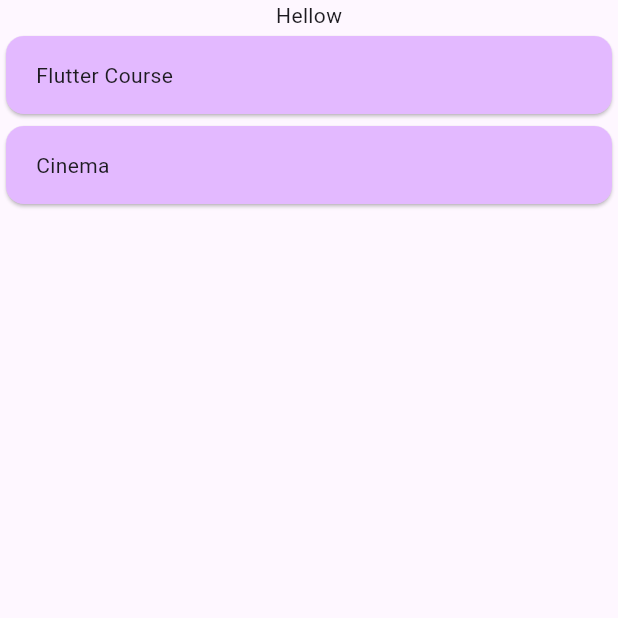
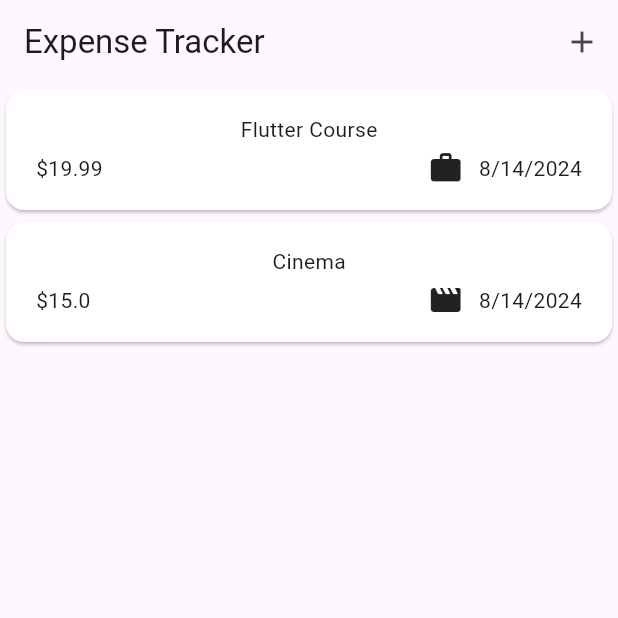
Before and after one commit to jemsarms/expense-tracker, a Flutter app: the screen it shows after launch, on a phone screen of 412 x 824 dp, the top half of it. Run offline on Flutter 3.47's test engine with Material 3 defaults, Android fonts, the phone set to English and light mode, and no system bars.

Commit message:
Added modal for adding expenses

```diff
--- a/lib/main.dart
+++ b/lib/main.dart
@@ -3,8 +3,9 @@
 
 void main() {
   runApp(
-    const MaterialApp(
-      home: Expenses(),
+    MaterialApp(
+      theme: ThemeData(useMaterial3: true),
+      home: const Expenses(),
     ),
   );
 }
--- a/lib/models/expense.dart
+++ b/lib/models/expense.dart
@@ -1,8 +1,19 @@
+import 'package:flutter/material.dart';
 import 'package:uuid/uuid.dart';
+import 'package:intl/intl.dart';
+
+final formatter = DateFormat.yMd();
 
 const uuid = Uuid();
 
 enum Category { food, travel, leisure, work }
+
+const categoryIcons = {
+  Category.food: Icons.lunch_dining_rounded,
+  Category.travel: Icons.flight_rounded,
+  Category.leisure: Icons.movie_creation_rounded,
+  Category.work: Icons.work_rounded,
+};
 
 class Expense {
   Expense({
@@ -17,4 +28,8 @@
   final double amount;
   final DateTime date;
   final Category category;
+
+  String get formattedDate {
+    return formatter.format(date);
+  }
 }
--- a/lib/widgets/expenses.dart
+++ b/lib/widgets/expenses.dart
@@ -1,3 +1,4 @@
+import 'package:expense_tracker/widgets/new_expense.dart';
 import 'package:flutter/material.dart';
 import 'package:expense_tracker/widgets/expenses_list/expenses_list.dart';
 import 'package:expense_tracker/models/expense.dart';
@@ -27,12 +28,27 @@
     )
   ];
 
+  void _openAddExpenseOverlay() {
+    showModalBottomSheet(
+      context: context,
+      builder: (ctx) => const NewExpense(),
+    );
+  }
+
   @override
   Widget build(BuildContext context) {
     return Scaffold(
+      appBar: AppBar(
+        title: const Text("Expense Tracker"),
+        actions: [
+          IconButton(
+            onPressed: _openAddExpenseOverlay,
+            icon: const Icon(Icons.add),
+          )
+        ],
+      ),
       body: Column(
         children: [
-          const Text("Hellow"),
           Expanded(
             child: ExpensesList(expenses: _registeredExpenses),
           ),
--- a/lib/widgets/expenses_list/expense_item.dart
+++ b/lib/widgets/expenses_list/expense_item.dart
@@ -9,14 +9,33 @@
   @override
   Widget build(BuildContext context) {
     return Card(
-      color: Color.fromARGB(255, 227, 185, 255),
+      color: Colors.white,
       child: Padding(
-        padding: const EdgeInsets.symmetric(
-          horizontal: 20,
-          vertical: 16,
-        ),
-        child: Text(expense.title),
-      ),
+          padding: const EdgeInsets.symmetric(
+            horizontal: 20,
+            vertical: 16,
+          ),
+          child: Column(
+            children: [
+              Text(expense.title),
+              const SizedBox(
+                height: 4,
+              ),
+              Row(
+                children: [
+                  Text('\$${expense.amount.toString()}'),
+                  const Spacer(),
+                  Row(
+                    children: [
+                      Icon(categoryIcons[expense.category]),
+                      const SizedBox(width: 10),
+                      Text(expense.formattedDate)
+                    ],
+                  ),
+                ],
+              )
+            ],
+          )),
     );
   }
 }
--- a/pubspec.yaml
+++ b/pubspec.yaml
@@ -35,6 +35,8 @@
   # Use with the CupertinoIcons class for iOS style icons.
   cupertino_icons: ^1.0.6
   uuid: ^4.4.2
+  intl: ^0.19.0
+  number_editing_controller: ^1.3.1
 
 dev_dependencies:
   flutter_test:
```
Also changed, not shown: lib/widgets/new_expense.dart (added, +99 -0 lines), pubspec.lock.
